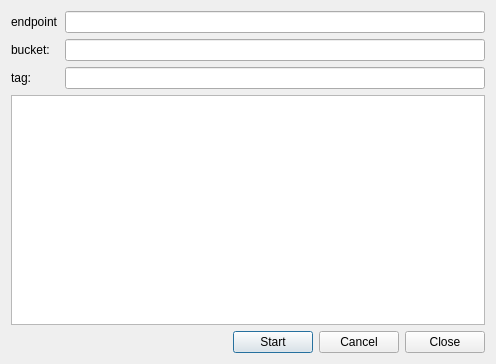
Qt form gms_uploader/ui/uploader_dialog.ui (genomic-medicine-sweden/GMS-uploader) before a commit.
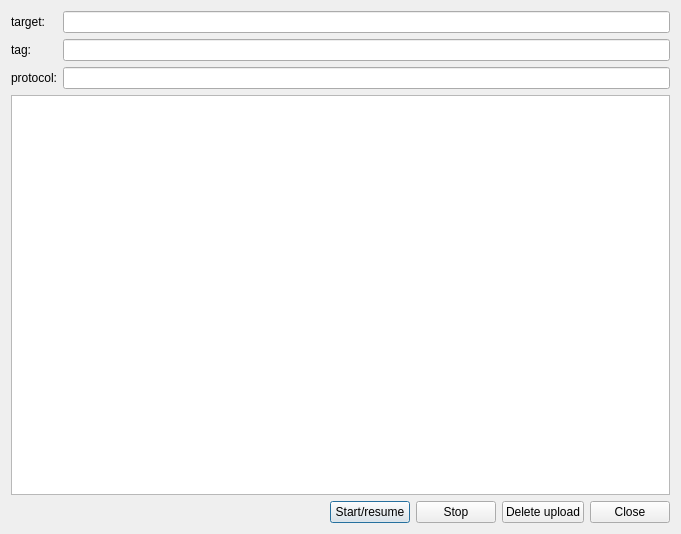
The same form after that commit.

Diff of the .ui file:
```diff
--- a/gms_uploader/ui/uploader_dialog.ui
+++ b/gms_uploader/ui/uploader_dialog.ui
@@ -6,8 +6,8 @@
    <rect>
     <x>0</x>
     <y>0</y>
-    <width>496</width>
-    <height>364</height>
+    <width>681</width>
+    <height>534</height>
    </rect>
   </property>
   <property name="windowTitle">
@@ -16,20 +16,10 @@
   <layout class="QVBoxLayout" name="verticalLayout">
    <item>
     <layout class="QFormLayout" name="formLayout">
-     <item row="2" column="0">
-      <widget class="QLabel" name="label">
-       <property name="text">
-        <string>tag:</string>
-       </property>
-      </widget>
-     </item>
-     <item row="2" column="1">
-      <widget class="QLineEdit" name="lineEdit_tag"/>
-     </item>
      <item row="0" column="0">
       <widget class="QLabel" name="label_2">
        <property name="text">
-        <string>endpoint</string>
+        <string>target:</string>
        </property>
       </widget>
      </item>
@@ -37,14 +27,24 @@
       <widget class="QLineEdit" name="lineEdit_endpoint"/>
      </item>
      <item row="1" column="0">
-      <widget class="QLabel" name="label_3">
+      <widget class="QLabel" name="label">
        <property name="text">
-        <string>bucket:</string>
+        <string>tag:</string>
        </property>
       </widget>
      </item>
      <item row="1" column="1">
-      <widget class="QLineEdit" name="lineEdit_bucket"/>
+      <widget class="QLineEdit" name="lineEdit_tag"/>
+     </item>
+     <item row="2" column="0">
+      <widget class="QLabel" name="label_3">
+       <property name="text">
+        <string>protocol:</string>
+       </property>
+      </widget>
+     </item>
+     <item row="2" column="1">
+      <widget class="QLineEdit" name="lineEdit_protocol"/>
      </item>
     </layout>
    </item>
@@ -69,14 +69,21 @@
      <item>
       <widget class="QPushButton" name="pushButton_start">
        <property name="text">
-        <string>Start</string>
+        <string>Start/resume</string>
        </property>
       </widget>
      </item>
      <item>
       <widget class="QPushButton" name="pushButton_cancel">
        <property name="text">
-        <string>Cancel</string>
+        <string>Stop</string>
+       </property>
+      </widget>
+     </item>
+     <item>
+      <widget class="QPushButton" name="pushButton_delete_upload">
+       <property name="text">
+        <string>Delete upload</string>
        </property>
       </widget>
      </item>
```
Left out of the diff: 4 changed lines with no effect on the pictures.
